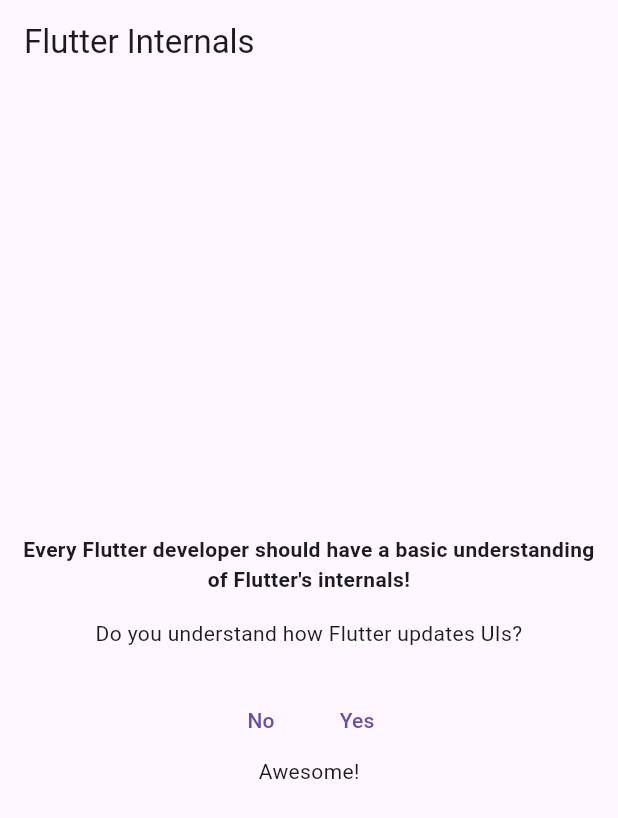
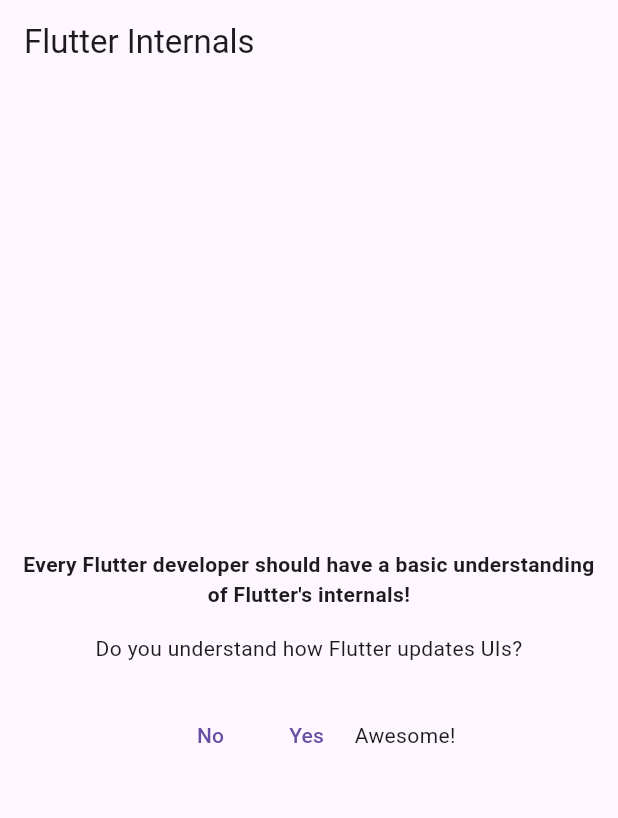
Before and after one commit to thanhnd3103/Flutter, a Flutter app: the screen it shows after launch, after a tap on "Yes", on a phone screen of 412 x 824 dp. Shown: the top 818 px of the screen. Run offline on Flutter 3.47's test engine with Material 3 defaults, Android fonts, the phone set to English and light mode, and no system bars; our stand-ins replace google_fonts.

Commit message:
INIT: Fourth project

```diff
--- /dev/null
+++ b/cat_04_side_learning/lib/demo_buttons.dart
@@ -0,0 +1,46 @@
+import 'package:flutter/material.dart';
+
+class DemoButtons extends StatefulWidget {
+  const DemoButtons({super.key});
+  @override
+  State<DemoButtons> createState() {
+    return _DemoButtonsState();
+  }
+}
+
+class _DemoButtonsState extends State<DemoButtons> {
+  var _isUnderstood = false;
+
+  @override
+  Widget build(BuildContext context) {
+    print('DEMOBUTTONS BUILD called');
+
+    return Column(
+      mainAxisSize: MainAxisSize.min,
+      children: [
+        Row(
+          mainAxisAlignment: MainAxisAlignment.center,
+          children: [
+            TextButton(
+              onPressed: () {
+                setState(() {
+                  _isUnderstood = false;
+                });
+              },
+              child: const Text('No'),
+            ),
+            TextButton(
+              onPressed: () {
+                setState(() {
+                  _isUnderstood = true;
+                });
+              },
+              child: const Text('Yes'),
+            ),
+            if (_isUnderstood) const Text('Awesome!'),
+          ],
+        ),
+      ],
+    );
+  }
+}
--- a/cat_04_side_learning/lib/ui_updates_demo.dart
+++ b/cat_04_side_learning/lib/ui_updates_demo.dart
@@ -1,66 +1,31 @@
 import 'package:flutter/material.dart';
+import 'package:flutter_internals/demo_buttons.dart';
 
-class UIUpdatesDemo extends StatefulWidget {
+class UIUpdatesDemo extends StatelessWidget {
   const UIUpdatesDemo({super.key});
 
   @override
-  StatefulElement createElement() {
-    print('UIUpdatesDemo CREATEELEMENT called');
-    return super.createElement();
-  }
-
-  @override
-  State<UIUpdatesDemo> createState() {
-    return _UIUpdatesDemo();
-  }
-}
-
-class _UIUpdatesDemo extends State<UIUpdatesDemo> {
-  var _isUnderstood = false;
-
-  @override
   Widget build(BuildContext context) {
-    print('UIUpdatesDemo BUILD called');
-    return Padding(
-      padding: const EdgeInsets.all(8.0),
+    print('UIUPDATEDEMO BUILD called');
+    return const Padding(
+      padding: EdgeInsets.all(8.0),
       child: Center(
         child: Column(
           mainAxisSize: MainAxisSize.min,
           crossAxisAlignment: CrossAxisAlignment.center,
           children: [
-            const Text(
+            Text(
               'Every Flutter developer should have a basic understanding of Flutter\'s internals!',
               textAlign: TextAlign.center,
               style: TextStyle(fontWeight: FontWeight.bold),
             ),
-            const SizedBox(height: 16),
-            const Text(
+            SizedBox(height: 16),
+            Text(
               'Do you understand how Flutter updates UIs?',
               textAlign: TextAlign.center,
             ),
-            const SizedBox(height: 24),
-            Row(
-              mainAxisAlignment: MainAxisAlignment.center,
-              children: [
-                TextButton(
-                  onPressed: () {
-                    setState(() {
-                      _isUnderstood = false;
-                    });
-                  },
-                  child: const Text('No'),
-                ),
-                TextButton(
-                  onPressed: () {
-                    setState(() {
-                      _isUnderstood = true;
-                    });
-                  },
-                  child: const Text('Yes'),
-                ),
-              ],
-            ),
-            if (_isUnderstood) const Text('Awesome!'),
+            SizedBox(height: 24),
+            DemoButtons()
           ],
         ),
       ),
```
Also changed, not shown: cat_05_mew_meal/analysis_options.yaml (added, +32 -0 lines), cat_05_mew_meal/lib/main.dart (added, +122 -0 lines), cat_05_mew_meal/pubspec.yaml (added, +89 -0 lines), cat_05_mew_meal/pubspec.lock (added), 125 other files.
